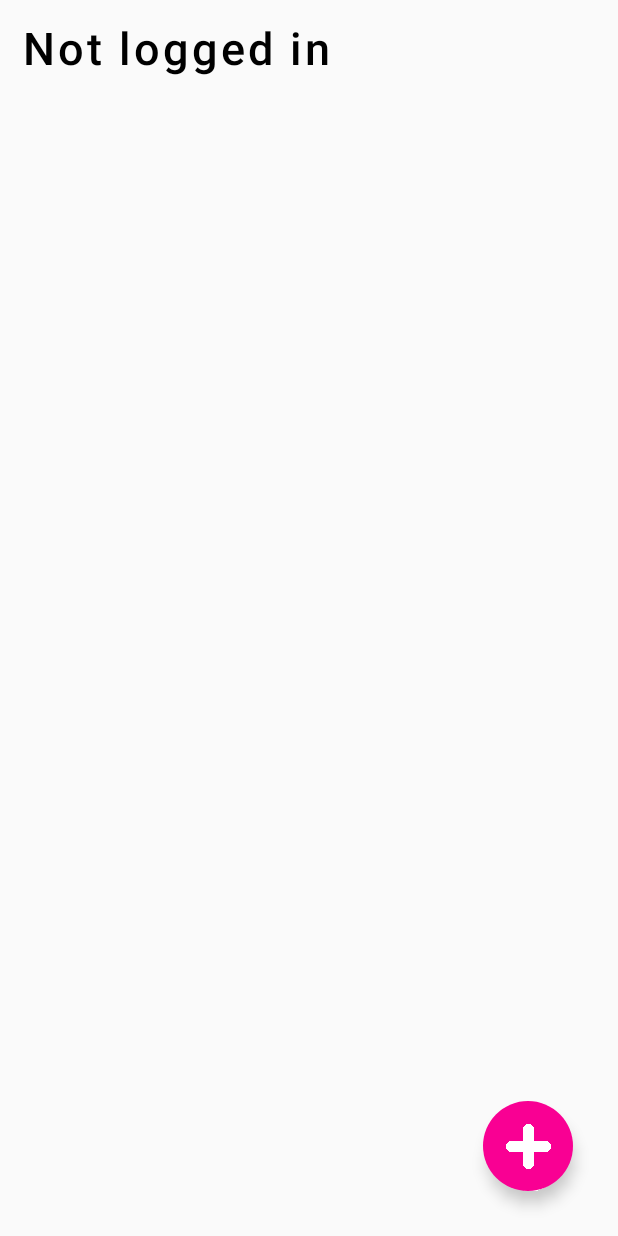
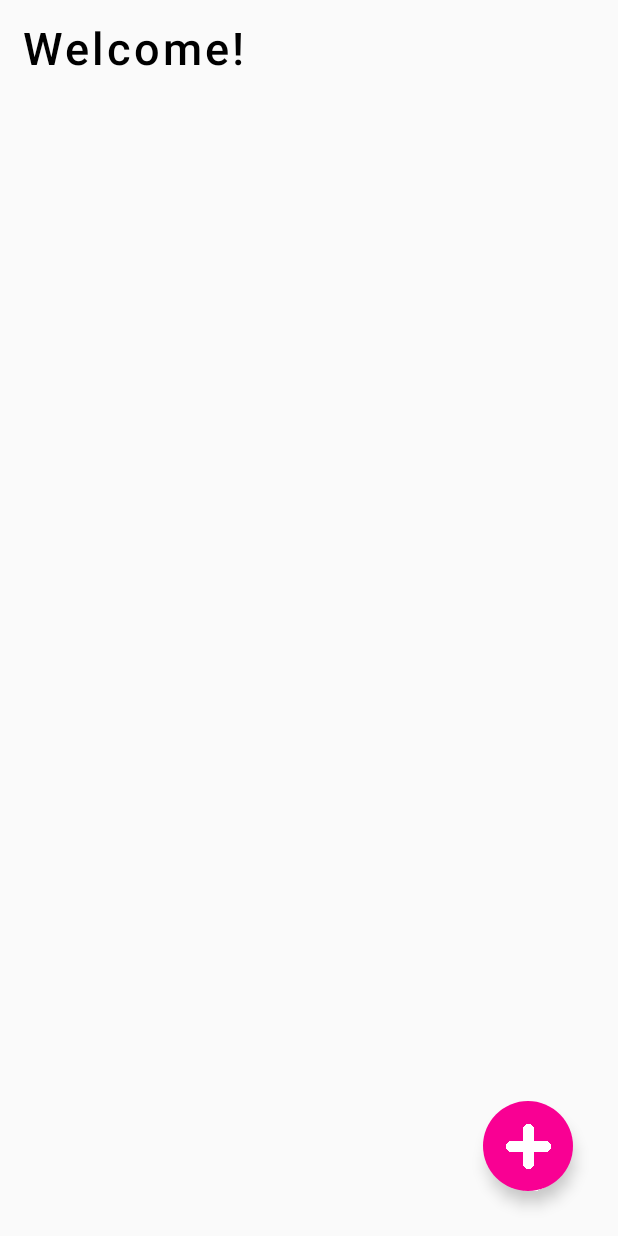
Before and after one commit to dmouze/notepad, an Android app built with Jetpack Compose: the NotesPage screen opened through its navigation route, on a phone screen of 412 x 824 dp. Run offline under Robolectric (Android 15) with nearby library versions, the light colour scheme and no system bars; our stand-ins replace Room's generated code.

Commit message:
2 kroki do tyłu

```diff
--- a/app/src/main/java/com/example/notepad/MainActivity.kt
+++ b/app/src/main/java/com/example/notepad/MainActivity.kt
@@ -1,5 +1,6 @@
 package com.example.notepad
 
+import com.example.notepad.composable.note_main_page.NotesPage
 import android.os.Bundle
 import android.view.WindowManager
 import androidx.activity.ComponentActivity
@@ -9,7 +10,6 @@ import androidx.navigation.compose.NavHost
 import androidx.navigation.compose.composable
 import androidx.navigation.compose.rememberNavController
 import com.example.notepad.composable.login_register.LoginPage
-import com.example.notepad.composable.note_main_page.NotesPage
 import com.example.notepad.composable.login_register.RegisterPage
 import com.example.notepad.ui.theme.NotepadTheme
 
--- a/app/src/main/java/com/example/notepad/composable/login_register/LoginPage.kt
+++ b/app/src/main/java/com/example/notepad/composable/login_register/LoginPage.kt
@@ -1,6 +1,5 @@
 package com.example.notepad.composable.login_register
 
-import android.util.Log
 import android.widget.Toast
 import androidx.compose.foundation.Image
 import androidx.compose.foundation.background
@@ -53,12 +52,15 @@ fun LoginPage(
     val context = LocalContext.current
 
     Box(
-        modifier = Modifier.fillMaxSize(),
+        modifier = Modifier
+            .fillMaxSize()
+            .background(Color.White),
         contentAlignment = Alignment.BottomCenter
     ) {
         Image(
             painter = painterResource(id = R.drawable.login), contentDescription = null,
-            modifier = Modifier.fillMaxWidth()
+            modifier = Modifier
+                .fillMaxWidth()
                 .align(Alignment.TopCenter),
             contentScale = ContentScale.Crop
         )
@@ -74,7 +76,10 @@ fun LoginPage(
                 // Dodaj pola tekstowe dla loginu i hasła
                 OutlinedTextField(
                     value = loginState.value,
-                    onValueChange = { loginState.value = it },
+                    onValueChange = {
+                        loginState.value = it
+                        loginRegisterViewModel.logout()
+                    },
                     label = { Text(text = "Login name") },
                     placeholder = { Text(text = "Login name") },
                     singleLine = true,
@@ -83,7 +88,10 @@ fun LoginPage(
                 )
                 OutlinedTextField(
                     value = passwordState.value,
-                    onValueChange = { passwordState.value = it },
+                    onValueChange = {
+                        passwordState.value = it
+                        loginRegisterViewModel.logout()
+                    },
                     trailingIcon = {
                         IconButton(onClick = {
                             passwordVisibility.value = !passwordVisibility.value
@@ -113,16 +121,24 @@ fun LoginPage(
                         }
                         if (userExists) {
                             val validPassword = runBlocking {
-                                loginRegisterViewModel.checkPassword(loginState.value, passwordState.value)
+                                loginRegisterViewModel.checkPassword(
+                                    loginState.value,
+                                    passwordState.value
+                                )
                             }
                             // Sprawdź, czy hasło zostało uzupełnione i czy zgadza się z użytkownikiem
                             if (passwordState.value.isNotEmpty() && validPassword) {
                                 // Wywołaj funkcję logowania z ViewModel
                                 runBlocking {
-                                    loginRegisterViewModel.login(loginState.value, passwordState.value)
+                                    loginRegisterViewModel.login(
+                                        loginState.value,
+                                        passwordState.value
+                                    )
                                 }
+
                                 navController.navigate("notes_page") {
                                     launchSingleTop = true
+
                                 }
                             } else {
                                 // Wyświetl informację o błędzie
--- a/app/src/main/java/com/example/notepad/composable/note_main_page/NotesPage.kt
+++ b/app/src/main/java/com/example/notepad/composable/note_main_page/NotesPage.kt
@@ -1,6 +1,5 @@
 package com.example.notepad.composable.note_main_page
 
-import android.annotation.SuppressLint
 import androidx.compose.foundation.layout.Box
 import androidx.compose.foundation.layout.fillMaxSize
 import androidx.compose.foundation.layout.padding
@@ -18,25 +17,19 @@ import androidx.compose.ui.text.TextStyle
 import androidx.compose.ui.text.font.FontWeight
 import androidx.compose.ui.unit.dp
 import androidx.compose.ui.unit.sp
-import androidx.lifecycle.viewmodel.compose.viewModel
 import androidx.navigation.NavController
 import com.example.notepad.R
-import com.example.notepad.composable.login_register.LoginRegisterViewModel
 import com.example.notepad.ui.theme.primaryColor
 
-@SuppressLint("UnusedMaterial3ScaffoldPaddingParameter")
 @Composable
 fun NotesPage(
-    navController: NavController,
-    loginRegisterViewModel: LoginRegisterViewModel = viewModel()
+    navController: NavController
 ) {
-    val username = loginRegisterViewModel.getCurrentUser()
-
 
     Box(modifier = Modifier.fillMaxSize(), contentAlignment = Alignment.BottomCenter) {
-        if (username != null) {
+
             Text(
-                text = "Welcome $username",
+                text = "Welcome!",
                 modifier = Modifier
                     .padding(15.dp)
                     .align(Alignment.TopStart),
@@ -46,24 +39,16 @@ fun NotesPage(
                     letterSpacing = 2.sp
                 )
             )
-        } else {
-            Text(
-                text = "Not logged in",
-                modifier = Modifier
-                    .padding(15.dp)
-                    .align(Alignment.TopStart),
-                fontSize = 30.sp,
-                style = TextStyle(
-                    fontWeight = FontWeight.SemiBold,
-                    letterSpacing = 2.sp
-                )
-            )
-        }
+
         FloatingActionButton(
-            onClick = {}, modifier = Modifier
+            onClick = {
+            },
+            modifier = Modifier
                 .align(Alignment.BottomEnd)
                 .padding(30.dp)
-                .size(60.dp), containerColor = primaryColor, shape = CircleShape
+                .size(60.dp),
+            containerColor = primaryColor,
+            shape = CircleShape
         ) {
             Icon(
                 painter = painterResource(id = R.drawable.plus),
--- a/app/src/main/java/com/example/notepad/data/Repository.kt
+++ b/app/src/main/java/com/example/notepad/data/Repository.kt
@@ -23,7 +23,7 @@ class Repository(context: Context): UserDAO,NoteDAO {
     }
 
     override suspend fun getNoteById(id: Int): Note? {
-       return noteDao.getNoteById(id)
+        return noteDao.getNoteById(id)
     }
 
     override suspend fun insert(user: User) = withContext(Dispatchers.IO) {
```
Also changed, not shown: app/src/main/java/com/example/notepad/composable/login_register/LoginRegisterViewModel.kt (+30 -18 lines), app/src/main/java/com/example/notepad/data/UserDAO.kt (line endings or trailing spaces), 1 other file.
